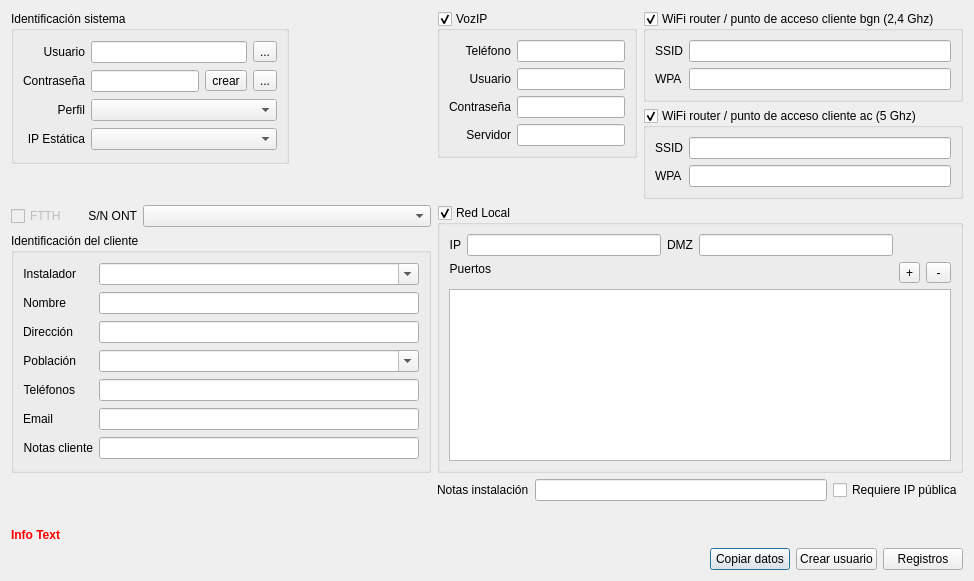
Above: Dialogs/DlgPPPUser.ui from silderan/QMikPPPManager before the change. Below: the same form after it.
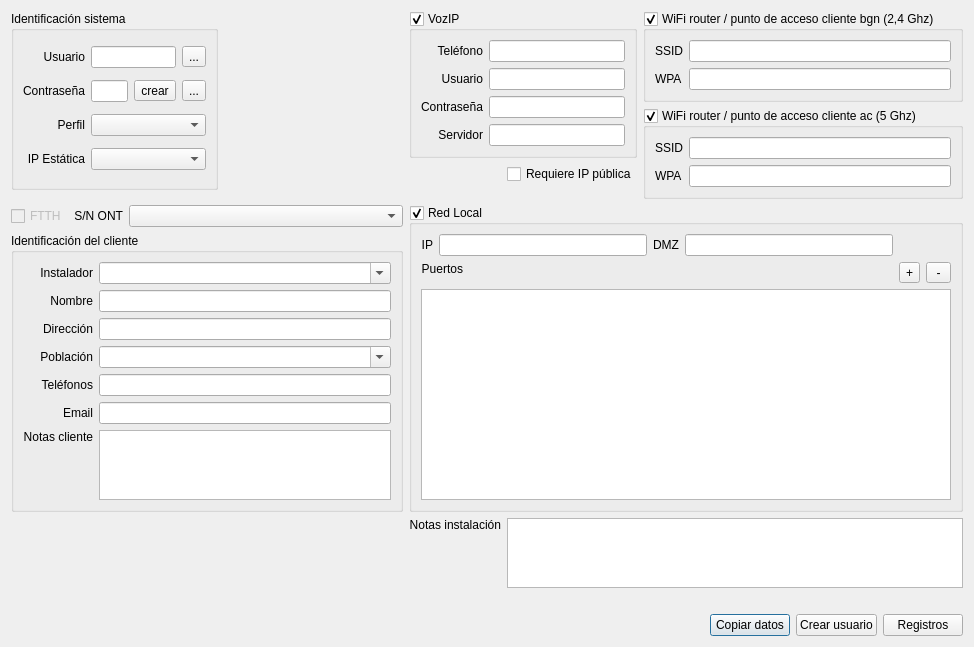
That is the form after the change. Icons and pictures are not drawn. Custom widgets are drawn as their Qt base class.

Commit message: Client code blind search included

The edit to the form file:
```diff
--- a/Dialogs/DlgPPPUser.ui
+++ b/Dialogs/DlgPPPUser.ui
@@ -7,82 +7,14 @@
     <x>0</x>
     <y>0</y>
     <width>974</width>
-    <height>581</height>
+    <height>609</height>
    </rect>
   </property>
   <property name="windowTitle">
    <string>Dialog</string>
   </property>
   <layout class="QGridLayout" name="gridLayout_4">
-   <item row="5" column="8">
-    <widget class="QLabel" name="label_23">
-     <property name="sizePolicy">
-      <sizepolicy hsizetype="Maximum" vsizetype="Preferred">
-       <horstretch>0</horstretch>
-       <verstretch>0</verstretch>
-      </sizepolicy>
-     </property>
-     <property name="text">
-      <string>Notas instalación</string>
-     </property>
-    </widget>
-   </item>
-   <item row="0" column="7" rowspan="2">
-    <spacer name="horizontalSpacer_2">
-     <property name="orientation">
-      <enum>Qt::Horizontal</enum>
-     </property>
-     <property name="sizeHint" stdset="0">
-      <size>
-       <width>40</width>
-       <height>20</height>
-      </size>
-     </property>
-    </spacer>
-   </item>
-   <item row="5" column="11">
-    <widget class="QCheckBox" name="needsPublicIPCheckBox">
-     <property name="sizePolicy">
-      <sizepolicy hsizetype="Maximum" vsizetype="Fixed">
-       <horstretch>0</horstretch>
-       <verstretch>0</verstretch>
-      </sizepolicy>
-     </property>
-     <property name="text">
-      <string>Requiere IP pública</string>
-     </property>
-    </widget>
-   </item>
-   <item row="5" column="0" colspan="7">
-    <spacer name="verticalSpacer_2">
-     <property name="orientation">
-      <enum>Qt::Vertical</enum>
-     </property>
-     <property name="sizeHint" stdset="0">
-      <size>
-       <width>20</width>
-       <height>40</height>
-      </size>
-     </property>
-    </spacer>
-   </item>
-   <item row="3" column="0" colspan="2">
-    <widget class="QCheckBox" name="ftthCheckBox">
-     <property name="enabled">
-      <bool>false</bool>
-     </property>
-     <property name="sizePolicy">
-      <sizepolicy hsizetype="Maximum" vsizetype="Fixed">
-       <horstretch>0</horstretch>
-       <verstretch>0</verstretch>
-      </sizepolicy>
-     </property>
-     <property name="text">
-      <string>FTTH</string>
-     </property>
-    </widget>
-   </item>
-   <item row="3" column="2">
+   <item row="4" column="2">
     <widget class="QLabel" name="label_21">
      <property name="sizePolicy">
       <sizepolicy hsizetype="Maximum" vsizetype="Preferred">
@@ -99,60 +31,46 @@
     </widget>
    </item>
    <item row="7" column="0" colspan="12">
-    <widget class="QLabel" name="infoLabel">
-     <property name="sizePolicy">
-      <sizepolicy hsizetype="Preferred" vsizetype="Fixed">
-       <horstretch>0</horstretch>
-       <verstretch>0</verstretch>
-      </sizepolicy>
+    <spacer name="verticalSpacer">
+     <property name="orientation">
+      <enum>Qt::Vertical</enum>
      </property>
-     <property name="palette">
-      <palette>
-       <active>
-        <colorrole role="WindowText">
-         <brush brushstyle="SolidPattern">
-          <color alpha="255">
-           <red>255</red>
-           <green>0</green>
-           <blue>0</blue>
-          </color>
-         </brush>
-        </colorrole>
-       </active>
-       <inactive>
-        <colorrole role="WindowText">
-         <brush brushstyle="SolidPattern">
-          <color alpha="255">
-           <red>255</red>
-           <green>0</green>
-           <blue>0</blue>
-          </color>
-         </brush>
-        </colorrole>
-       </inactive>
-       <disabled>
-        <colorrole role="WindowText">
-         <brush brushstyle="SolidPattern">
-          <color alpha="255">
-           <red>120</red>
-           <green>120</green>
-           <blue>120</blue>
-          </color>
-         </brush>
-        </colorrole>
-       </disabled>
-      </palette>
+     <property name="sizeHint" stdset="0">
+      <size>
+       <width>20</width>
+       <height>40</height>
+      </size>
      </property>
-     <property name="font">
-      <font>
-       <weight>75</weight>
-       <bold>true</bold>
-      </font>
+    </spacer>
+   </item>
+   <item row="2" column="9" rowspan="2">
+    <spacer name="verticalSpacer_3">
+     <property name="orientation">
+      <enum>Qt::Vertical</enum>
      </property>
-     <property name="text">
-      <string>Info Text</string>
+     <property name="sizeHint" stdset="0">
+      <size>
+       <width>20</width>
+       <height>40</height>
+      </size>
      </property>
-    </widget>
+    </spacer>
+   </item>
+   <item row="4" column="3" colspan="5">
+    <widget class="QComboBox" name="ontSNComboBox"/>
+   </item>
+   <item row="6" column="0" colspan="7">
+    <spacer name="verticalSpacer_2">
+     <property name="orientation">
+      <enum>Qt::Vertical</enum>
+     </property>
+     <property name="sizeHint" stdset="0">
+      <size>
+       <width>20</width>
+       <height>40</height>
+      </size>
+     </property>
+    </spacer>
    </item>
    <item row="0" column="8" colspan="2">
     <widget class="QGroupBox" name="voipGroupBox">
@@ -218,336 +136,7 @@
      </layout>
     </widget>
    </item>
-   <item row="0" column="0" rowspan="2" colspan="7">
-    <widget class="QGroupBox" name="groupBox">
-     <property name="title">
-      <string>Identificación sistema</string>
-     </property>
-     <layout class="QGridLayout" name="gridLayout">
-      <item row="1" column="1">
-       <widget class="QLineEdit" name="pppUserPassLineEdit">
-        <property name="maxLength">
-         <number>20</number>
-        </property>
-       </widget>
-      </item>
-      <item row="0" column="0">
-       <widget class="QLabel" name="label">
-        <property name="text">
-         <string>Usuario</string>
-        </property>
-        <property name="alignment">
-         <set>Qt::AlignRight|Qt::AlignTrailing|Qt::AlignVCenter</set>
-        </property>
-       </widget>
-      </item>
-      <item row="3" column="0">
-       <widget class="QLabel" name="label_13">
-        <property name="text">
-         <string>IP Estática</string>
-        </property>
-        <property name="alignment">
-         <set>Qt::AlignRight|Qt::AlignTrailing|Qt::AlignVCenter</set>
-        </property>
-       </widget>
-      </item>
-      <item row="0" column="1" colspan="2">
-       <widget class="QLineEdit" name="pppUserNameLineEdit"/>
-      </item>
-      <item row="2" column="1" colspan="3">
-       <widget class="QFancyComboBox" name="pppProfileComboBox"/>
-      </item>
-      <item row="2" column="0">
-       <widget class="QLabel" name="label_3">
-        <property name="text">
-         <string>Perfil</string>
-        </property>
-        <property name="alignment">
-         <set>Qt::AlignRight|Qt::AlignTrailing|Qt::AlignVCenter</set>
-        </property>
-       </widget>
-      </item>
-      <item row="1" column="2">
-       <widget class="QToolButton" name="pppUserPassCreateButton">
-        <property name="text">
-         <string>crear</string>
-        </property>
-       </widget>
-      </item>
-      <item row="0" column="3">
-       <widget class="QToolButton" name="pppUserNameCopyButton">
-        <property name="text">
-         <string>...</string>
-        </property>
-        <property name="icon">
-         <iconset resource="../iconos.qrc">
-          <normaloff>:/iconos/Copy-icon.png</normaloff>:/iconos/Copy-icon.png</iconset>
-        </property>
-       </widget>
-      </item>
-      <item row="1" column="3">
-       <widget class="QToolButton" name="pppUserPassCopyButton">
-        <property name="text">
-         <string>...</string>
-        </property>
-        <property name="icon">
-         <iconset resource="../iconos.qrc">
-          <normaloff>:/iconos/Copy-icon.png</normaloff>:/iconos/Copy-icon.png</iconset>
-        </property>
-       </widget>
-      </item>
-      <item row="1" column="0">
-       <widget class="QLabel" name="label_2">
-        <property name="text">
-         <string>Contraseña</string>
-        </property>
-        <property name="alignment">
-         <set>Qt::AlignRight|Qt::AlignTrailing|Qt::AlignVCenter</set>
-        </property>
-       </widget>
-      </item>
-      <item row="3" column="1" colspan="3">
-       <widget class="QFancyComboBox" name="staticIPComboBox"/>
-      </item>
-     </layout>
-    </widget>
-   </item>
-   <item row="8" column="0" colspan="12">
-    <layout class="QHBoxLayout" name="horizontalLayout">
-     <item>
-      <spacer name="horizontalSpacer">
-       <property name="orientation">
-        <enum>Qt::Horizontal</enum>
-       </property>
-       <property name="sizeHint" stdset="0">
-        <size>
-         <width>61</width>
-         <height>20</height>
-        </size>
-       </property>
-      </spacer>
-     </item>
-     <item>
-      <widget class="QPushButton" name="copyInfoButton">
-       <property name="sizePolicy">
-        <sizepolicy hsizetype="Maximum" vsizetype="Fixed">
-         <horstretch>0</horstretch>
-         <verstretch>0</verstretch>
-        </sizepolicy>
-       </property>
-       <property name="text">
-        <string>Copiar datos</string>
-       </property>
-      </widget>
-     </item>
-     <item>
-      <widget class="QPushButton" name="applyDataButton">
-       <property name="text">
-        <string>Crear usuario</string>
-       </property>
-      </widget>
-     </item>
-     <item>
-      <widget class="QPushButton" name="clientLogsButton">
-       <property name="text">
-        <string>Registros</string>
-       </property>
-      </widget>
-     </item>
-    </layout>
-   </item>
-   <item row="4" column="0" colspan="8">
-    <widget class="QGroupBox" name="groupBox_2">
-     <property name="title">
-      <string>Identificación del cliente</string>
-     </property>
-     <layout class="QGridLayout" name="gridLayout_2">
-      <item row="0" column="0">
-       <widget class="QLabel" name="label_10">
-        <property name="sizePolicy">
-         <sizepolicy hsizetype="Maximum" vsizetype="Preferred">
-          <horstretch>0</horstretch>
-          <verstretch>0</verstretch>
-         </sizepolicy>
-        </property>
-        <property name="text">
-         <string>Instalador</string>
-        </property>
-        <property name="alignment">
-         <set>Qt::AlignRight|Qt::AlignTrailing|Qt::AlignVCenter</set>
-        </property>
-       </widget>
-      </item>
-      <item row="0" column="1">
-       <widget class="QFancyComboBox" name="installerComboBox">
-        <property name="editable">
-         <bool>true</bool>
-        </property>
-       </widget>
-      </item>
-      <item row="1" column="0">
-       <widget class="QLabel" name="label_4">
-        <property name="sizePolicy">
-         <sizepolicy hsizetype="Maximum" vsizetype="Preferred">
-          <horstretch>0</horstretch>
-          <verstretch>0</verstretch>
-         </sizepolicy>
-        </property>
-        <property name="text">
-         <string>Nombre</string>
-        </property>
-        <property name="alignment">
-         <set>Qt::AlignRight|Qt::AlignTrailing|Qt::AlignVCenter</set>
-        </property>
-       </widget>
-      </item>
-      <item row="1" column="1">
-       <widget class="QLineEdit" name="clientNameLineEdit">
-        <property name="sizePolicy">
-         <sizepolicy hsizetype="Preferred" vsizetype="Fixed">
-          <horstretch>0</horstretch>
-          <verstretch>0</verstretch>
-         </sizepolicy>
-        </property>
-       </widget>
-      </item>
-      <item row="2" column="0">
-       <widget class="QLabel" name="label_5">
-        <property name="sizePolicy">
-         <sizepolicy hsizetype="Maximum" vsizetype="Preferred">
-          <horstretch>0</horstretch>
-          <verstretch>0</verstretch>
-         </sizepolicy>
-        </property>
-        <property name="text">
-         <string>Dirección</string>
-        </property>
-        <property name="alignment">
-         <set>Qt::AlignRight|Qt::AlignTrailing|Qt::AlignVCenter</set>
-        </property>
-       </widget>
-      </item>
-      <item row="2" column="1">
-       <widget class="QLineEdit" name="clientAddressLineEdit">
-        <property name="sizePolicy">
-         <sizepolicy hsizetype="Preferred" vsizetype="Fixed">
-          <horstretch>0</horstretch>
-          <verstretch>0</verstretch>
-         </sizepolicy>
-        </property>
-       </widget>
-      </item>
-      <item row="3" column="0">
-       <widget class="QLabel" name="label_6">
-        <property name="sizePolicy">
-         <sizepolicy hsizetype="Maximum" vsizetype="Preferred">
-          <horstretch>0</horstretch>
-          <verstretch>0</verstretch>
-         </sizepolicy>
-        </property>
-        <property name="text">
-         <string>Población</string>
-        </property>
-        <property name="alignment">
-         <set>Qt::AlignRight|Qt::AlignTrailing|Qt::AlignVCenter</set>
-        </property>
-       </widget>
-      </item>
-      <item row="3" column="1">
-       <widget class="QFancyComboBox" name="clientCityComboBox">
-        <property name="editable">
-         <bool>true</bool>
-        </property>
-        <property name="currentIndex">
-         <number>-1</number>
-        </property>
-       </widget>
-      </item>
-      <item row="4" column="0">
-       <widget class="QLabel" name="label_7">
-        <property name="sizePolicy">
-         <sizepolicy hsizetype="Maximum" vsizetype="Preferred">
-          <horstretch>0</horstretch>
-          <verstretch>0</verstretch>
-         </sizepolicy>
-        </property>
-        <property name="text">
-         <string>Teléfonos</string>
-        </property>
-        <property name="alignment">
-         <set>Qt::AlignRight|Qt::AlignTrailing|Qt::AlignVCenter</set>
-        </property>
-       </widget>
-      </item>
-      <item row="4" column="1">
-       <widget class="QLineEdit" name="clientPhonesLineEdit">
-        <property name="sizePolicy">
-         <sizepolicy hsizetype="Preferred" vsizetype="Fixed">
-          <horstretch>0</horstretch>
-          <verstretch>0</verstretch>
-         </sizepolicy>
-        </property>
-       </widget>
-      </item>
-      <item row="5" column="0">
-       <widget class="QLabel" name="label_8">
-        <property name="sizePolicy">
-         <sizepolicy hsizetype="Maximum" vsizetype="Preferred">
-          <horstretch>0</horstretch>
-          <verstretch>0</verstretch>
-         </sizepolicy>
-        </property>
-        <property name="text">
-         <string>Email</string>
-        </property>
-        <property name="alignment">
-         <set>Qt::AlignRight|Qt::AlignTrailing|Qt::AlignVCenter</set>
-        </property>
-       </widget>
-      </item>
-      <item row="5" column="1">
-       <widget class="QLineEdit" name="clientEmailLineEdit">
-        <property name="sizePolicy">
-         <sizepolicy hsizetype="Preferred" vsizetype="Fixed">
-          <horstretch>0</horstretch>
-          <verstretch>0</verstretch>
-         </sizepolicy>
-        </property>
-       </widget>
-      </item>
-      <item row="6" column="0">
-       <widget class="QLabel" name="label_9">
-        <property name="sizePolicy">
-         <sizepolicy hsizetype="Maximum" vsizetype="Preferred">
-          <horstretch>0</horstretch>
-          <verstretch>0</verstretch>
-         </sizepolicy>
-        </property>
-        <property name="text">
-         <string>Notas cliente</string>
-        </property>
-        <property name="alignment">
-         <set>Qt::AlignRight|Qt::AlignTrailing|Qt::AlignVCenter</set>
-        </property>
-       </widget>
-      </item>
-      <item row="6" column="1">
-       <widget class="QLineEdit" name="clientNotesLineEdit">
-        <property name="sizePolicy">
-         <sizepolicy hsizetype="Preferred" vsizetype="Fixed">
-          <horstretch>0</horstretch>
-          <verstretch>0</verstretch>
-         </sizepolicy>
-        </property>
-       </widget>
-      </item>
-     </layout>
-    </widget>
-   </item>
-   <item row="3" column="3" colspan="5">
-    <widget class="QComboBox" name="ontSNComboBox"/>
-   </item>
-   <item row="3" column="8" rowspan="2" colspan="4">
+   <item row="4" column="8" rowspan="2" colspan="4">
     <widget class="QGroupBox" name="lanGroupBox">
      <property name="title">
       <string>Red Local</string>
@@ -625,36 +214,7 @@
      </layout>
     </widget>
    </item>
-   <item row="5" column="9" colspan="2">
-    <widget class="QLineEdit" name="installNotesLineEdit"/>
-   </item>
-   <item row="6" column="0" colspan="12">
-    <spacer name="verticalSpacer">
-     <property name="orientation">
-      <enum>Qt::Vertical</enum>
-     </property>
-     <property name="sizeHint" stdset="0">
-      <size>
-       <width>20</width>
-       <height>40</height>
-      </size>
-     </property>
-    </spacer>
-   </item>
-   <item row="2" column="3">
-    <spacer name="verticalSpacer_4">
-     <property name="orientation">
-      <enum>Qt::Vertical</enum>
-     </property>
-     <property name="sizeHint" stdset="0">
-      <size>
-       <width>20</width>
-       <height>40</height>
-      </size>
-     </property>
-    </spacer>
-   </item>
-   <item row="0" column="10" rowspan="3" colspan="2">
+   <item row="0" column="10" rowspan="4" colspan="2">
     <layout class="QVBoxLayout" name="verticalLayout">
      <item>
       <widget class="QGroupBox" name="wifi2GroupBox">
@@ -780,8 +340,8 @@
      </item>
     </layout>
    </item>
-   <item row="1" column="9" rowspan="2">
-    <spacer name="verticalSpacer_3">
+   <item row="3" column="3">
+    <spacer name="verticalSpacer_4">
      <property name="orientation">
       <enum>Qt::Vertical</enum>
      </property>
@@ -793,6 +353,406 @@
      </property>
     </spacer>
    </item>
+   <item row="6" column="8">
+    <widget class="QLabel" name="label_23">
+     <property name="sizePolicy">
+      <sizepolicy hsizetype="Maximum" vsizetype="Preferred">
+       <horstretch>0</horstretch>
+       <verstretch>0</verstretch>
+      </sizepolicy>
+     </property>
+     <property name="text">
+      <string>Notas instalación</string>
+     </property>
+     <property name="alignment">
+      <set>Qt::AlignRight|Qt::AlignTop|Qt::AlignTrailing</set>
+     </property>
+    </widget>
+   </item>
+   <item row="4" column="0" colspan="2">
+    <widget class="QCheckBox" name="ftthCheckBox">
+     <property name="enabled">
+      <bool>false</bool>
+     </property>
+     <property name="sizePolicy">
+      <sizepolicy hsizetype="Maximum" vsizetype="Fixed">
+       <horstretch>0</horstretch>
+       <verstretch>0</verstretch>
+      </sizepolicy>
+     </property>
+     <property name="text">
+      <string>FTTH</string>
+     </property>
+    </widget>
+   </item>
+   <item row="8" column="0" colspan="12">
+    <widget class="QLabel" name="infoLabel">
+     <property name="sizePolicy">
+      <sizepolicy hsizetype="Preferred" vsizetype="Fixed">
+       <horstretch>0</horstretch>
+       <verstretch>0</verstretch>
+      </sizepolicy>
+     </property>
+     <property name="palette">
+      <palette>
+       <active>
+        <colorrole role="WindowText">
+         <brush brushstyle="SolidPattern">
+          <color alpha="255">
+           <red>255</red>
+           <green>0</green>
+           <blue>0</blue>
+          </color>
+         </brush>
+        </colorrole>
+       </active>
+       <inactive>
+        <colorrole role="WindowText">
+         <brush brushstyle="SolidPattern">
+          <color alpha="255">
+           <red>255</red>
+           <green>0</green>
+           <blue>0</blue>
+          </color>
+         </brush>
+        </colorrole>
+       </inactive>
+       <disabled>
+        <colorrole role="WindowText">
+         <brush brushstyle="SolidPattern">
+          <color alpha="255">
+           <red>120</red>
+           <green>120</green>
+           <blue>120</blue>
+          </color>
+         </brush>
+        </colorrole>
+       </disabled>
+      </palette>
+     </property>
+     <property name="font">
+      <font>
+       <weight>75</weight>
+       <bold>true</bold>
+      </font>
+     </property>
+     <property name="text">
+      <string/>
+     </property>
+    </widget>
+   </item>
+   <item row="5" column="0" colspan="8">
+    <widget class="QGroupBox" name="groupBox_2">
+     <property name="title">
+      <string>Identificación del cliente</string>
+     </property>
+     <layout class="QGridLayout" name="gridLayout_2">
+      <item row="0" column="0">
+       <widget class="QLabel" name="label_10">
+        <property name="text">
+         <string>Instalador</string>
+        </property>
+        <property name="alignment">
+         <set>Qt::AlignRight|Qt::AlignTrailing|Qt::AlignVCenter</set>
+        </property>
+       </widget>
+      </item>
+      <item row="0" column="1">
+       <widget class="QFancyComboBox" name="installerComboBox">
+        <property name="editable">
+         <bool>true</bool>
+        </property>
+       </widget>
+      </item>
+      <item row="1" column="0">
+       <widget class="QLabel" name="label_4">
+        <property name="text">
+         <string>Nombre</string>
+        </property>
+        <property name="alignment">
+         <set>Qt::AlignRight|Qt::AlignTrailing|Qt::AlignVCenter</set>
+        </property>
+       </widget>
+      </item>
+      <item row="1" column="1">
+       <widget class="QLineEdit" name="clientNameLineEdit">
+        <property name="sizePolicy">
+         <sizepolicy hsizetype="Preferred" vsizetype="Fixed">
+          <horstretch>0</horstretch>
+          <verstretch>0</verstretch>
+         </sizepolicy>
+        </property>
+       </widget>
+      </item>
+      <item row="2" column="0">
+       <widget class="QLabel" name="label_5">
+        <property name="text">
+         <string>Dirección</string>
+        </property>
+        <property name="alignment">
+         <set>Qt::AlignRight|Qt::AlignTrailing|Qt::AlignVCenter</set>
+        </property>
+       </widget>
+      </item>
+      <item row="2" column="1">
+       <widget class="QLineEdit" name="clientAddressLineEdit">
+        <property name="sizePolicy">
+         <sizepolicy hsizetype="Preferred" vsizetype="Fixed">
+          <horstretch>0</horstretch>
+          <verstretch>0</verstretch>
+         </sizepolicy>
+        </property>
+       </widget>
+      </item>
+      <item row="3" column="0">
+       <widget class="QLabel" name="label_6">
+        <property name="text">
+         <string>Población</string>
+        </property>
+        <property name="alignment">
+         <set>Qt::AlignRight|Qt::AlignTrailing|Qt::AlignVCenter</set>
+        </property>
+       </widget>
+      </item>
+      <item row="3" column="1">
+       <widget class="QFancyComboBox" name="clientCityComboBox">
+        <property name="editable">
+         <bool>true</bool>
+        </property>
+        <property name="currentIndex">
+         <number>-1</number>
+        </property>
+       </widget>
+      </item>
+      <item row="4" column="0">
+       <widget class="QLabel" name="label_7">
+        <property name="text">
+         <string>Teléfonos</string>
+        </property>
+        <property name="alignment">
+         <set>Qt::AlignRight|Qt::AlignTrailing|Qt::AlignVCenter</set>
+        </property>
+       </widget>
+      </item>
+      <item row="4" column="1">
+       <widget class="QLineEdit" name="clientPhonesLineEdit">
+        <property name="sizePolicy">
+         <sizepolicy hsizetype="Preferred" vsizetype="Fixed">
+          <horstretch>0</horstretch>
+          <verstretch>0</verstretch>
+         </sizepolicy>
+        </property>
+       </widget>
+      </item>
+      <item row="5" column="0">
+       <widget class="QLabel" name="label_8">
+        <property name="text">
+         <string>Email</string>
+        </property>
+        <property name="alignment">
+         <set>Qt::AlignRight|Qt::AlignTrailing|Qt::AlignVCenter</set>
+        </property>
+       </widget>
+      </item>
+      <item row="5" column="1">
+       <widget class="QLineEdit" name="clientEmailLineEdit">
+        <property name="sizePolicy">
+         <sizepolicy hsizetype="Preferred" vsizetype="Fixed">
+          <horstretch>0</horstretch>
+          <verstretch>0</verstretch>
+         </sizepolicy>
+        </property>
+       </widget>
+      </item>
+      <item row="6" column="0">
+       <widget class="QLabel" name="label_9">
+        <property name="sizePolicy">
+         <sizepolicy hsizetype="Maximum" vsizetype="Preferred">
+          <horstretch>0</horstretch>
+          <verstretch>0</verstretch>
+         </sizepolicy>
+        </property>
+        <property name="text">
+         <string>Notas cliente</string>
+        </property>
+        <property name="alignment">
+         <set>Qt::AlignRight|Qt::AlignTop|Qt::AlignTrailing</set>
+        </property>
+       </widget>
+      </item>
+      <item row="6" column="1">
+       <widget class="QTextEdit" name="clientNotesTextEdit"/>
+      </item>
+     </layout>
+    </widget>
+   </item>
+   <item row="9" column="0" colspan="12">
+    <layout class="QHBoxLayout" name="horizontalLayout">
+     <item>
+      <spacer name="horizontalSpacer">
+       <property name="orientation">
+        <enum>Qt::Horizontal</enum>
+       </property>
+       <property name="sizeHint" stdset="0">
+        <size>
+         <width>61</width>
+         <height>20</height>
+        </size>
+       </property>
+      </spacer>
+     </item>
+     <item>
+      <widget class="QPushButton" name="copyInfoButton">
+       <property name="sizePolicy">
+        <sizepolicy hsizetype="Maximum" vsizetype="Fixed">
+         <horstretch>0</horstretch>
+         <verstretch>0</verstretch>
+        </sizepolicy>
+       </property>
+       <property name="text">
+        <string>Copiar datos</string>
+       </property>
+      </widget>
+     </item>
+     <item>
+      <widget class="QPushButton" name="applyDataButton">
+       <property name="text">
+        <string>Crear usuario</string>
+       </property>
+      </widget>
+     </item>
+     <item>
+      <widget class="QPushButton" name="clientLogsButton">
+       <property name="text">
+        <string>Registros</string>
+       </property>
+      </widget>
+     </item>
+    </layout>
+   </item>
+   <item row="0" column="7" rowspan="3">
+    <spacer name="horizontalSpacer_2">
+     <property name="orientation">
+      <enum>Qt::Horizontal</enum>
+     </property>
+     <property name="sizeHint" stdset="0">
+      <size>
+       <width>40</width>
+       <height>20</height>
+      </size>
+     </property>
+    </spacer>
+   </item>
+   <item row="1" column="9">
+    <widget class="QCheckBox" name="needsPublicIPCheckBox">
+     <property name="sizePolicy">
+      <sizepolicy hsizetype="Maximum" vsizetype="Fixed">
+       <horstretch>0</horstretch>
+       <verstretch>0</verstretch>
+      </sizepolicy>
+     </property>
+     <property name="text">
+      <string>Requiere IP pública</string>
+     </property>
+    </widget>
+   </item>
+   <item row="0" column="0" rowspan="3" colspan="7">
+    <widget class="QGroupBox" name="groupBox">
+     <property name="title">
+      <string>Identificación sistema</string>
+     </property>
+     <layout class="QGridLayout" name="gridLayout">
+      <item row="1" column="1">
+       <widget class="QLineEdit" name="pppUserPassLineEdit">
+        <property name="maxLength">
+         <number>20</number>
+        </property>
+       </widget>
+      </item>
+      <item row="0" column="0">
+       <widget class="QLabel" name="label">
+        <property name="text">
+         <string>Usuario</string>
+        </property>
+        <property name="alignment">
+         <set>Qt::AlignRight|Qt::AlignTrailing|Qt::AlignVCenter</set>
+        </property>
+       </widget>
+      </item>
+      <item row="3" column="0">
+       <widget class="QLabel" name="label_13">
+        <property name="text">
+         <string>IP Estática</string>
+        </property>
+        <property name="alignment">
+         <set>Qt::AlignRight|Qt::AlignTrailing|Qt::AlignVCenter</set>
+        </property>
+       </widget>
+      </item>
+      <item row="0" column="1" colspan="2">
+       <widget class="QLineEdit" name="pppUserNameLineEdit"/>
+      </item>
+      <item row="2" column="1" colspan="3">
+       <widget class="QFancyComboBox" name="pppProfileComboBox"/>
+      </item>
+      <item row="2" column="0">
+       <widget class="QLabel" name="label_3">
+        <property name="text">
+         <string>Perfil</string>
+        </property>
+        <property name="alignment">
+         <set>Qt::AlignRight|Qt::AlignTrailing|Qt::AlignVCenter</set>
+        </property>
+       </widget>
+      </item>
+      <item row="1" column="2">
+       <widget class="QToolButton" name="pppUserPassCreateButton">
+        <property name="text">
+         <string>crear</string>
+        </property>
+       </widget>
+      </item>
+      <item row="0" column="3">
+       <widget class="QToolButton" name="pppUserNameCopyButton">
+        <property name="text">
+         <string>...</string>
+        </property>
+        <property name="icon">
+         <iconset>
+          <normaloff>:/iconos/Copy-icon.png</normaloff>:/iconos/Copy-icon.png</iconset>
+        </property>
+       </widget>
+      </item>
+      <item row="1" column="3">
+       <widget class="QToolButton" name="pppUserPassCopyButton">
+        <property name="text">
+         <string>...</string>
+        </property>
+        <property name="icon">
+         <iconset>
+          <normaloff>:/iconos/Copy-icon.png</normaloff>:/iconos/Copy-icon.png</iconset>
+        </property>
+       </widget>
+      </item>
+      <item row="1" column="0">
+       <widget class="QLabel" name="label_2">
+        <property name="text">
+         <string>Contraseña</string>
+        </property>
+        <property name="alignment">
+         <set>Qt::AlignRight|Qt::AlignTrailing|Qt::AlignVCenter</set>
+        </property>
+       </widget>
+      </item>
+      <item row="3" column="1" colspan="3">
+       <widget class="QFancyComboBox" name="staticIPComboBox"/>
+      </item>
+     </layout>
+    </widget>
+   </item>
+   <item row="6" column="9" colspan="3">
+    <widget class="QTextEdit" name="installNotesTextEdit"/>
+   </item>
   </layout>
  </widget>
  <customwidgets>
```
Left out of the diff: 7 changed lines with no effect on the pictures. The commit also changes 6 other files.
